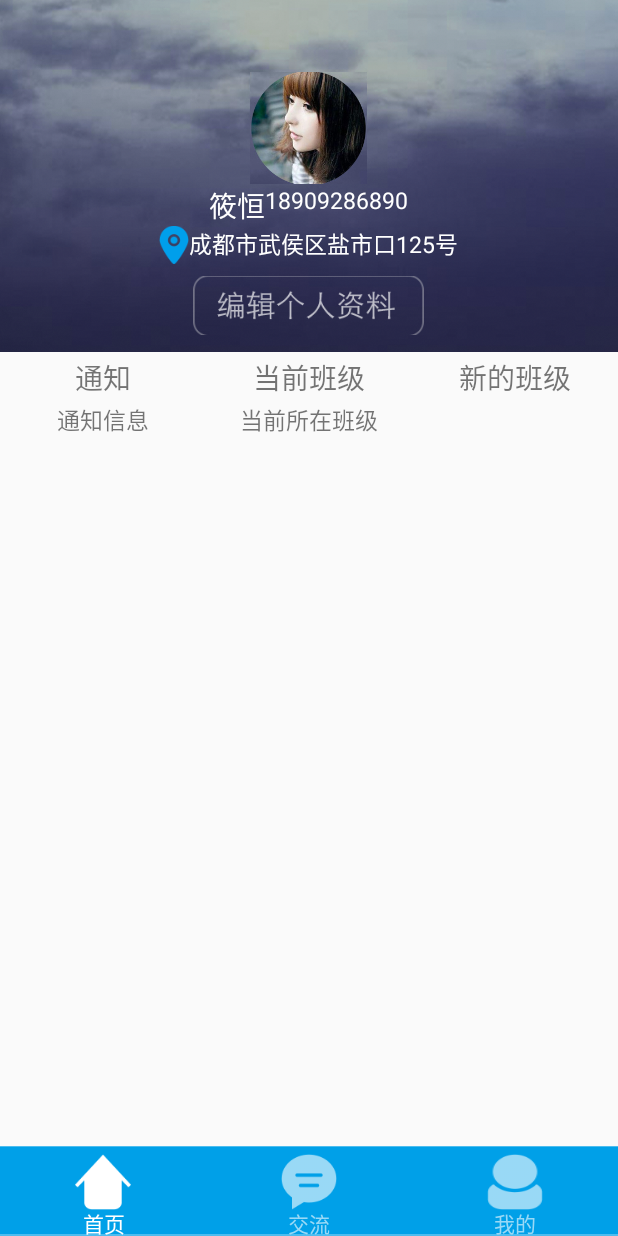
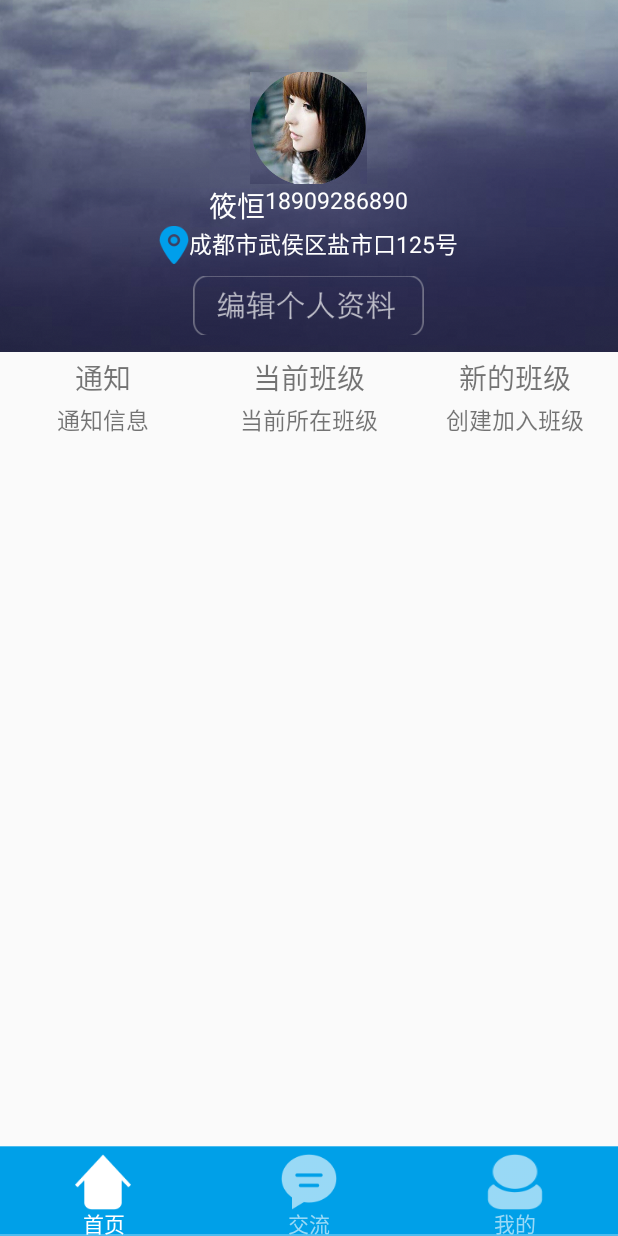
Before and after one commit to PaladinBoys/taneiwai, an Android app: the fragment MineFragment placed in its activity, on a phone screen of 412 x 824 dp. Run offline under Robolectric (Android 15) with nearby library versions, the phone set to English and light mode, and no system bars; our stand-ins replace ButterKnife; libraries missing offline, so code that uses them is left out: com.umeng.analytics; 5 statements that could not run were skipped.

Commit message:
我 的界面

```diff
--- a/app/src/main/java/com/taneiwai/app/fragment/MineFragment.java
+++ b/app/src/main/java/com/taneiwai/app/fragment/MineFragment.java
@@ -1,14 +1,21 @@
 package com.taneiwai.app.fragment;
 
 import android.os.Bundle;
+import android.support.v4.view.PagerAdapter;
+import android.support.v4.view.ViewPager;
+import android.view.LayoutInflater;
 import android.view.View;
+import android.view.ViewGroup;
 
 import com.taneiwai.app.R;
 import com.taneiwai.app.base.BaseFragment;
 
+import java.util.ArrayList;
+
 
 public class MineFragment extends BaseFragment {
-
+    private ViewPager view_pager;
+    ArrayList<View> viewContainter = new ArrayList<View>();
     @Override
     public int getLayoutId() {
         return R.layout.layout_fragment_mine;
@@ -16,11 +23,39 @@ public class MineFragment extends BaseFragment {
 
     @Override
     public void initView(View view) {
+        View view1 = LayoutInflater.from(mActivity).inflate(R.layout.my_tab1, null);
+        View view2 = LayoutInflater.from(mActivity).inflate(R.layout.my_tab2, null);
+        View view3 = LayoutInflater.from(mActivity).inflate(R.layout.my_tab3, null);
+        viewContainter.add(view1);
+        viewContainter.add(view2);
+        viewContainter.add(view3);
 
+        view_pager= (ViewPager) view.findViewById(R.id.view_pager);
     }
 
     @Override
     public void initData(Bundle savedInstanceState) {
+    view_pager.setAdapter(new PagerAdapter() {
+        @Override
+        public int getCount() {
+            return viewContainter.size();
+        }
 
+        @Override
+        public boolean isViewFromObject(View view, Object object) {
+            return view == object;
+        }
+
+        @Override
+        public Object instantiateItem(ViewGroup container, int position) {
+            ((ViewPager) container).addView(viewContainter.get(position));
+            return viewContainter.get(position);
+        }
+        @Override
+        public void destroyItem(ViewGroup container, int position,
+                                Object object) {
+            ((ViewPager) container).removeView(viewContainter.get(position));
+        }
+    });
     }
 }
--- a/app/src/main/res/layout/layout_fragment_mine.xml
+++ b/app/src/main/res/layout/layout_fragment_mine.xml
@@ -180,7 +180,6 @@
                 android:layout_height="wrap_content"
                 android:text="创建加入班级"
                 android:textSize="@dimen/x28"
-                android:visibility="invisible"
                 />
             <ImageView
                 android:layout_marginTop="@dimen/y10"
@@ -190,8 +189,16 @@
                 android:layout_height="@dimen/y6"
                 android:src="@drawable/icon_selected_line"
                 android:scaleType="centerCrop"
-                android:visibility="invisible"
+                android:visibility="visible"
                 />
         </RelativeLayout>
     </LinearLayout>
+    <android.support.v4.view.ViewPager
+        android:id="@+id/view_pager"
+        android:layout_width="match_parent"
+        android:layout_height="match_parent"
+
+        >
+
+    </android.support.v4.view.ViewPager>
 </LinearLayout>
```
Also changed, not shown: 3 other files.
